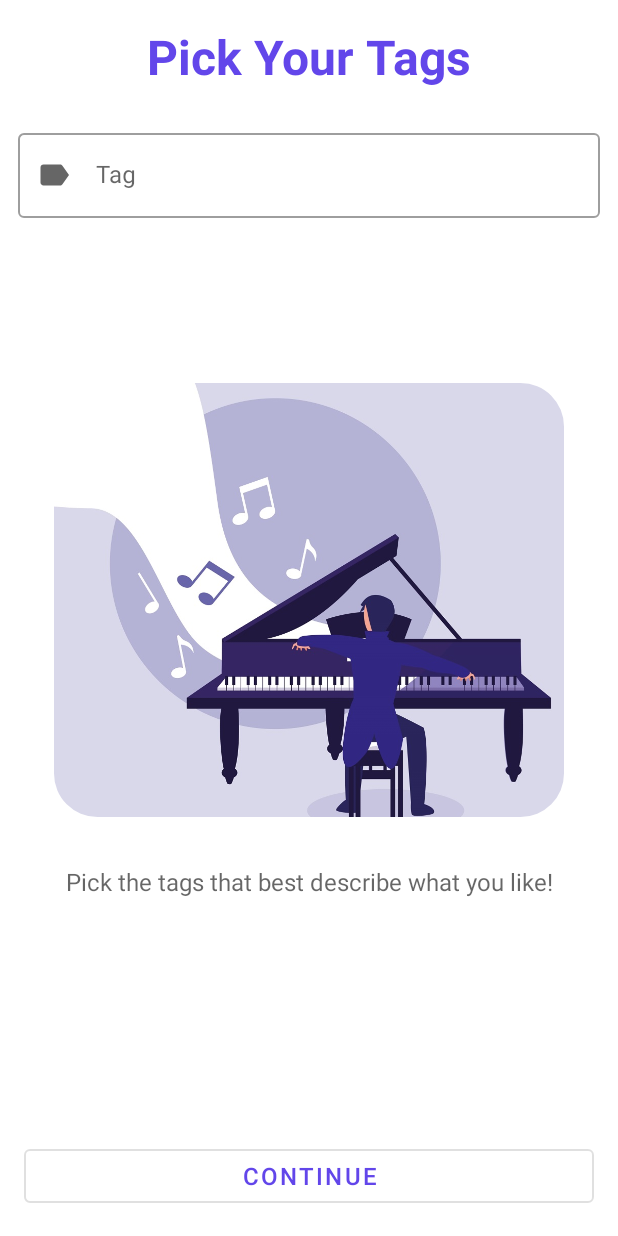
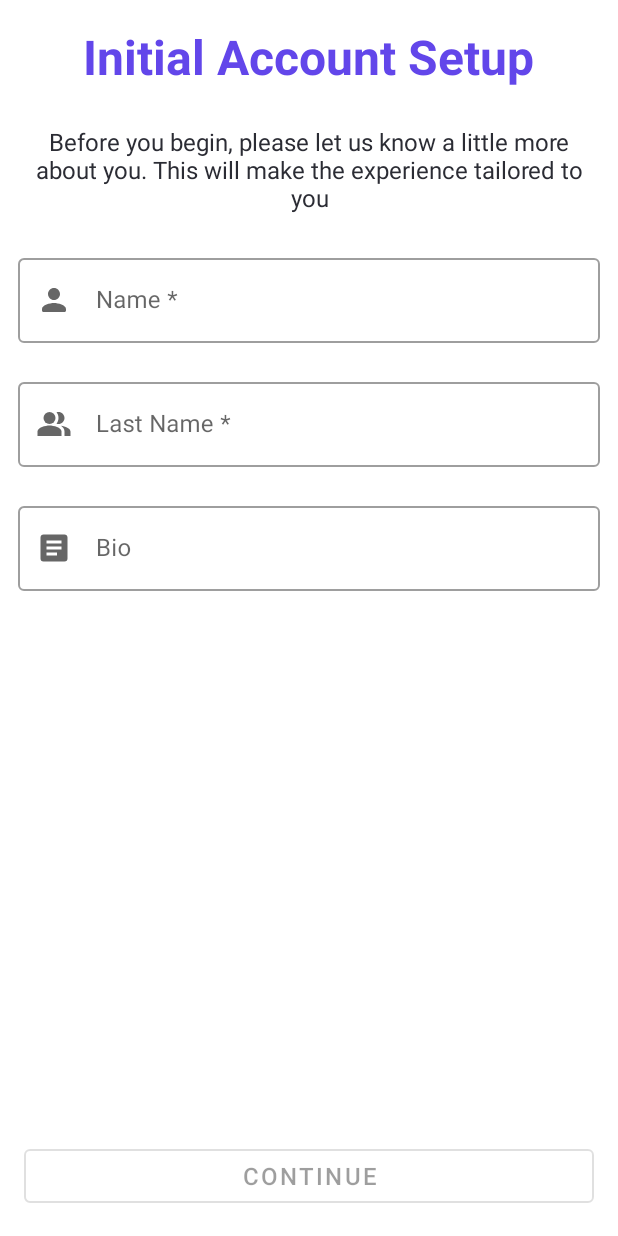
Before and after one commit to cenfo-418-teapot/Palfinder, an Android app: the InitialAccountSetup screen opened directly, with no data from a screen before it, on a phone screen of 412 x 824 dp. Run offline under Robolectric (Android 15) with nearby library versions, the phone set to English and light mode, and no system bars; libraries missing offline, so code that uses them is left out: com.amplifyframework.api, com.amplifyframework.core; Roboto replaces fonts that are not available here; 2 statements that could not run were skipped.

Commit message:
added user update to init account

```diff
--- a/app/src/main/AndroidManifest.xml
+++ b/app/src/main/AndroidManifest.xml
@@ -20,7 +20,8 @@
             android:name=".views.user.account.InitialAccountSetup"
             android:exported="true"
             android:label="@string/title_activity_initial_account_setup"
-            android:theme="@style/Theme.Palfinder.NoActionBar" />
+            android:theme="@style/Theme.Palfinder.NoActionBar"
+            android:windowSoftInputMode="adjustPan" />
         <activity
             android:name=".views.events.EventActivity"
             android:exported="false" />
--- a/app/src/main/java/com/example/palfinder/views/user/account/InitialAccountSetup.kt
+++ b/app/src/main/java/com/example/palfinder/views/user/account/InitialAccountSetup.kt
@@ -19,7 +19,6 @@ import com.example.palfinder.views.HomeActivity
 import kotlinx.android.synthetic.main.activity_initial_account_setup.*
 
 class InitialAccountSetup : AppCompatActivity(), OnIdListChange {
-    private val _existingTagsList = mutableListOf<Pair<String, String>>()
 //    private val initialSetupModel: InitialSetupViewModel by viewModels()
 
     override fun onCreate(savedInstanceState: Bundle?) {
@@ -39,6 +38,7 @@ class InitialAccountSetup : AppCompatActivity(), OnIdListChange {
 
     private fun setupViewPager() {
         val steps = arrayListOf(
+            InitialUserDetailsFragment(),
             InitialTagSelectionFragment(),
             InitialGroupSelectionFragment(),
             InitialSetupConfirmationFragment(),
@@ -49,7 +49,7 @@ class InitialAccountSetup : AppCompatActivity(), OnIdListChange {
             override fun onPageSelected(position: Int) {
                 super.onPageSelected(position)
                 when (position) {
-                    2 -> {
+                    steps.size-1 -> {
                         btnContinue.visibility = View.GONE
                         btnSave.visibility = View.VISIBLE
                     }
--- /dev/null
+++ b/app/src/main/java/com/example/palfinder/views/user/account/InitialUserDetailsFragment.kt
@@ -0,0 +1,93 @@
+package com.example.palfinder.views.user.account
+
+import android.os.Bundle
+import android.view.LayoutInflater
+import android.view.View
+import android.view.ViewGroup
+import android.view.inputmethod.EditorInfo
+import android.widget.Button
+import android.widget.TextView
+import androidx.fragment.app.Fragment
+import androidx.lifecycle.MutableLiveData
+import androidx.viewpager2.widget.ViewPager2
+import com.amplifyframework.core.Amplify
+import com.amplifyframework.datastore.generated.model.User
+import com.amplifyframework.datastore.generated.model.UserStatus
+import com.example.palfinder.R
+import com.example.palfinder.backend.services.InitialSetupData
+import com.example.palfinder.backend.services.UserData
+import com.google.android.material.textfield.TextInputEditText
+import com.google.android.material.textfield.TextInputLayout
+import kotlinx.android.synthetic.main.fragment_initial_user_details.view.*
+
+class InitialUserDetailsFragment : Fragment() {
+    private val canContinue = MutableLiveData(false)
+
+    override fun onCreateView(
+        inflater: LayoutInflater, container: ViewGroup?,
+        savedInstanceState: Bundle?
+    ): View? {
+        // Inflate the layout for this fragment
+        val view = inflater.inflate(R.layout.fragment_initial_user_details, container, false)
+        val tvName = view.tvName
+        val tvLastName = view.tvLastName
+        val inputValidationList: Array<Pair<TextInputEditText, TextInputLayout>> = arrayOf(
+            Pair(tvName, view.tilName),
+            Pair(tvLastName, view.tilLastName)
+        )
+
+        val btnContinue = requireActivity().findViewById<Button>(R.id.btnContinue)
+        val vp = requireActivity().findViewById<ViewPager2>(R.id.vpInitAccount)
+        canContinue.observe(viewLifecycleOwner, {
+            btnContinue.isEnabled = it
+            vp.isUserInputEnabled = it
+        })
+        observeRequiredFields(*inputValidationList)
+        btnContinue.setOnClickListener {
+            inputValidationList.forEach {
+                it.second.error =
+                    if (it.first.text.toString().isBlank()) "This field is required" else null
+            }
+            if (canContinue.value == true) {
+                val vp = requireActivity().findViewById<ViewPager2>(R.id.vpInitAccount)
+                InitialSetupData.setUser(getUserData(view))
+                vp.currentItem = vp.currentItem + 1
+            }
+        }
+        return view
+    }
+
+    private fun observeRequiredFields(vararg input: Pair<TextInputEditText, TextInputLayout>) {
+        input.forEach {
+            it.first.setOnEditorActionListener(TextView.OnEditorActionListener { et, actionId, _ ->
+                if (actionId == EditorInfo.IME_ACTION_NEXT) {
+                    canContinue.postValue(validateInputs(*input))
+                    et.focusSearch(View.FOCUS_DOWN).requestFocus()
+                    return@OnEditorActionListener true
+                }
+                false
+            })
+        }
+    }
+
+    private fun validateInputs(vararg input: Pair<TextInputEditText, TextInputLayout>): Boolean {
+        // Returns true if there are no null or blank items found
+        return !input.any { data -> data.first.text.toString().isBlank() }
+    }
+
+    private fun getUserData(view: View): User? {
+        if (UserData.currentUser.value != null) {
+            return User.builder()
+                .email(UserData.currentUser.value!!.email)
+                .username(Amplify.Auth.currentUser.username)
+                .name(view.tvName.text.toString())
+                .lastName(view.tvLastName.text.toString())
+                .status(UserStatus.INCOMPLETE)
+                .description(view.tvDescription.text.toString())
+                .photo("")
+                .phoneNumber("")
+                .build()
+        }
+        return null
+    }
+}
--- /dev/null
+++ b/app/src/main/res/layout/fragment_initial_user_details.xml
@@ -0,0 +1,82 @@
+<?xml version="1.0" encoding="utf-8"?>
+<LinearLayout xmlns:android="http://schemas.android.com/apk/res/android"
+    xmlns:app="http://schemas.android.com/apk/res-auto"
+    xmlns:tools="http://schemas.android.com/tools"
+    android:layout_width="match_parent"
+    android:layout_height="match_parent"
+    android:gravity="center_horizontal"
+    android:orientation="vertical"
+    tools:context=".views.user.account.InitialUserDetailsFragment">
+
+    <TextView
+        android:id="@+id/textView2"
+        style="@style/Title"
+        android:layout_width="wrap_content"
+        android:layout_height="wrap_content"
+        android:text="@string/initial_setup_label" />
+
+
+    <TextView
+        style="@style/Paragraph"
+        android:layout_width="match_parent"
+        android:layout_height="wrap_content"
+        android:layout_marginVertical="@dimen/spacing_large"
+        android:text="@string/initial_setup_paragraph"
+        android:textAlignment="center" />
+
+    <!-- This code is from Mauricio -->
+    <com.google.android.material.textfield.TextInputLayout
+        android:id="@+id/tilName"
+        style="@style/Widget.MaterialComponents.TextInputLayout.OutlinedBox"
+        android:layout_width="match_parent"
+        android:layout_height="wrap_content"
+        android:hint="Name *"
+        app:errorEnabled="true"
+        app:startIconDrawable="@drawable/ic_person">
+
+        <com.google.android.material.textfield.TextInputEditText
+            android:id="@+id/tvName"
+            android:layout_width="match_parent"
+            android:layout_height="match_parent"
+            android:imeOptions="actionNext"
+            android:inputType="text"
+            android:maxLines="1"
+            android:nextFocusForward="@id/tilLastName" />
+    </com.google.android.material.textfield.TextInputLayout>
+
+    <com.google.android.material.textfield.TextInputLayout
+        android:id="@+id/tilLastName"
+        style="@style/Widget.MaterialComponents.TextInputLayout.OutlinedBox"
+        android:layout_width="match_parent"
+        android:layout_height="wrap_content"
+        android:hint="Last Name *"
+        app:errorEnabled="true"
+        app:startIconDrawable="@drawable/ic_baseline_people_alt_24">
+
+        <com.google.android.material.textfield.TextInputEditText
+            android:id="@+id/tvLastName"
+            android:layout_width="match_parent"
+            android:layout_height="match_parent"
+            android:imeOptions="actionNext"
+            android:inputType="text"
+            android:maxLines="1"
+            android:nextFocusForward="@id/tilBio" />
+    </com.google.android.material.textfield.TextInputLayout>
+
+    <com.google.android.material.textfield.TextInputLayout
+        android:id="@+id/tilBio"
+        style="@style/Widget.MaterialComponents.TextInputLayout.OutlinedBox"
+        android:layout_width="match_parent"
+        android:layout_height="wrap_content"
+        android:hint="Bio"
+        app:errorEnabled="true"
+        app:startIconDrawable="@drawable/ic_text">
+
+        <com.google.android.material.textfield.TextInputEditText
+            android:id="@+id/tvDescription"
+            android:layout_width="match_parent"
+            android:layout_height="match_parent"
+            android:imeOptions="actionDone"
+            android:inputType="text" />
+    </com.google.android.material.textfield.TextInputLayout>
+</LinearLayout>
--- a/app/src/main/res/values/strings.xml
+++ b/app/src/main/res/values/strings.xml
@@ -141,5 +141,7 @@
     <string name="mnuUsers">Users</string>
     <string name="mnuGroups">Groups</string>
     <string name="filters_label">Search Filters</string>
+    <string name="initial_setup_label">Initial Account Setup</string>
+    <string name="initial_setup_paragraph">Before you begin, please let us know a little more about you. This will make the experience tailored to you</string>
 
 </resources>
```
Also changed, not shown: app/src/main/java/com/example/palfinder/backend/services/InitialSetupData.kt (+7 -0 lines), app/src/main/java/com/example/palfinder/views/user/account/InitialSetupConfirmationFragment.kt (+41 -8 lines), app/src/main/res/layout/fragment_initial_setup_confirmation.xml (+9 -2 lines).
